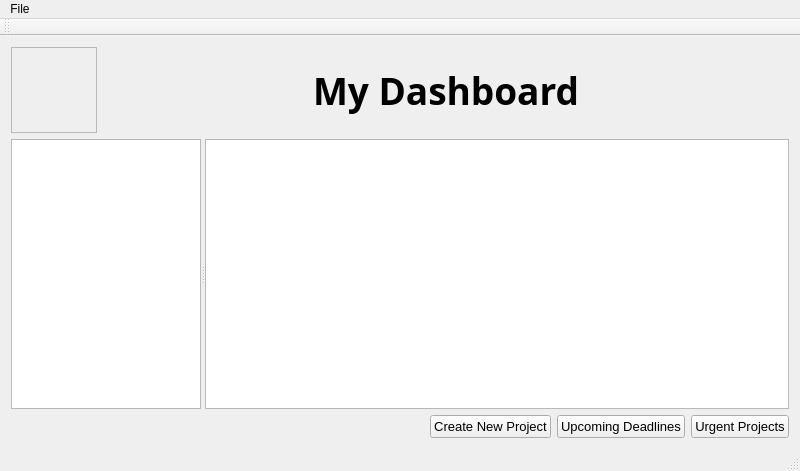
Qt form mainwindow.ui (fraydaz/TaskBadger) before a commit.
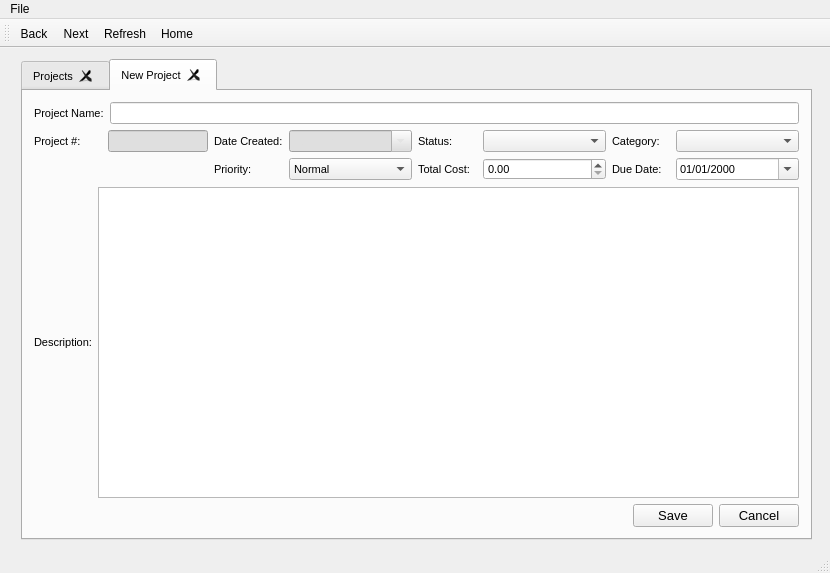
The same form after that commit. The open tabs and pages were chosen to show the change. Icons and pictures are not drawn.

Patch:
```diff
--- a/mainwindow.ui
+++ b/mainwindow.ui
@@ -6,8 +6,8 @@
    <rect>
     <x>0</x>
     <y>0</y>
-    <width>800</width>
-    <height>467</height>
+    <width>830</width>
+    <height>573</height>
    </rect>
   </property>
   <property name="windowTitle">
@@ -20,10 +20,14 @@
   <widget class="QWidget" name="centralWidget">
    <layout class="QVBoxLayout" name="verticalLayout">
     <item>
+     <widget class="QStackedWidget" name="stackedWidget">
+      <property name="currentIndex">
+       <number>1</number>
+      </property>
+      <widget class="QWidget" name="page">
+       <layout class="QVBoxLayout" name="verticalLayout_2">
+        <item>
      <layout class="QHBoxLayout" name="horizontalLayout">
-      <property name="sizeConstraint">
-       <enum>QLayout::SetMinAndMaxSize</enum>
-      </property>
       <item>
        <widget class="QFrame" name="frame">
         <property name="minimumSize">
@@ -50,7 +54,7 @@
        </widget>
       </item>
       <item>
-       <spacer name="horizontalSpacer">
+           <spacer name="horizontalSpacer_2">
         <property name="orientation">
          <enum>Qt::Horizontal</enum>
         </property>
@@ -78,7 +82,7 @@
        </widget>
       </item>
       <item>
-       <spacer name="horizontalSpacer_2">
+           <spacer name="horizontalSpacer_4">
         <property name="orientation">
          <enum>Qt::Horizontal</enum>
         </property>
@@ -115,7 +119,7 @@
        <property name="minimumSize">
         <size>
          <width>550</width>
-         <height>270</height>
+             <height>300</height>
         </size>
        </property>
       </widget>
@@ -197,6 +201,381 @@
     </item>
    </layout>
   </widget>
+      <widget class="QWidget" name="page_2">
+       <widget class="QTabWidget" name="tabWidget">
+        <property name="geometry">
+         <rect>
+          <x>10</x>
+          <y>0</y>
+          <width>791</width>
+          <height>481</height>
+         </rect>
+        </property>
+        <property name="font">
+         <font>
+          <pointsize>8</pointsize>
+          <weight>50</weight>
+          <bold>false</bold>
+         </font>
+        </property>
+        <property name="currentIndex">
+         <number>0</number>
+        </property>
+        <property name="tabsClosable">
+         <bool>true</bool>
+        </property>
+        <property name="movable">
+         <bool>true</bool>
+        </property>
+        <widget class="QWidget" name="projects_2">
+         <attribute name="title">
+          <string>Projects</string>
+         </attribute>
+         <layout class="QVBoxLayout" name="verticalLayout_5">
+          <item>
+           <widget class="QTableView" name="tableView_3"/>
+          </item>
+          <item>
+           <layout class="QHBoxLayout" name="horizontalLayout_5">
+            <item>
+             <spacer name="horizontalSpacer_7">
+              <property name="orientation">
+               <enum>Qt::Horizontal</enum>
+              </property>
+              <property name="sizeHint" stdset="0">
+               <size>
+                <width>40</width>
+                <height>20</height>
+               </size>
+              </property>
+             </spacer>
+            </item>
+            <item>
+             <widget class="QPushButton" name="editProj_2">
+              <property name="text">
+               <string>Edit</string>
+              </property>
+              <property name="icon">
+               <iconset resource="myres.qrc">
+                <normaloff>:/Images/icons8-edit-48.png</normaloff>:/Images/icons8-edit-48.png</iconset>
+              </property>
+             </widget>
+            </item>
+            <item>
+             <widget class="QPushButton" name="newProj_2">
+              <property name="text">
+               <string>New</string>
+              </property>
+              <property name="icon">
+               <iconset resource="myres.qrc">
+                <normaloff>:/Images/icons8-plus-48.png</normaloff>:/Images/icons8-plus-48.png</iconset>
+              </property>
+             </widget>
+            </item>
+            <item>
+             <widget class="QPushButton" name="deleteProj_2">
+              <property name="text">
+               <string>Delete</string>
+              </property>
+              <property name="icon">
+               <iconset resource="myres.qrc">
+                <normaloff>:/Images/icons8-close-window-48.png</normaloff>:/Images/icons8-close-window-48.png</iconset>
+              </property>
+             </widget>
+            </item>
+            <item>
+             <widget class="QPushButton" name="searchProj_2">
+              <property name="text">
+               <string>Search</string>
+              </property>
+              <property name="icon">
+               <iconset resource="myres.qrc">
+                <normaloff>:/Images/icons8-search-48.png</normaloff>:/Images/icons8-search-48.png</iconset>
+              </property>
+             </widget>
+            </item>
+           </layout>
+          </item>
+         </layout>
+        </widget>
+        <widget class="QWidget" name="newTab_2">
+         <attribute name="title">
+          <string>New Project</string>
+         </attribute>
+         <layout class="QVBoxLayout" name="verticalLayout_6">
+          <item>
+           <layout class="QHBoxLayout" name="horizontalLayout_9">
+            <item>
+             <widget class="QLabel" name="ProjName_2">
+              <property name="text">
+               <string>Project Name:</string>
+              </property>
+              <property name="buddy">
+               <cstring>name_2</cstring>
+              </property>
+             </widget>
+            </item>
+            <item>
+             <widget class="QLineEdit" name="name_2"/>
+            </item>
+           </layout>
+          </item>
+          <item>
+           <layout class="QFormLayout" name="formLayout_2">
+            <item row="0" column="0">
+             <layout class="QHBoxLayout" name="horizontalLayout_10">
+              <item>
+               <widget class="QLabel" name="ProjNum_2">
+                <property name="minimumSize">
+                 <size>
+                  <width>68</width>
+                  <height>0</height>
+                 </size>
+                </property>
+                <property name="text">
+                 <string>Project #:</string>
+                </property>
+                <property name="buddy">
+                 <cstring>num_2</cstring>
+                </property>
+               </widget>
+              </item>
+              <item>
+               <widget class="QLineEdit" name="num_2">
+                <property name="maximumSize">
+                 <size>
+                  <width>100</width>
+                  <height>16777215</height>
+                 </size>
+                </property>
+                <property name="styleSheet">
+                 <string notr="true">background-color: rgb(223, 223, 223);</string>
+                </property>
+                <property name="readOnly">
+                 <bool>true</bool>
+                </property>
+                <property name="clearButtonEnabled">
+                 <bool>false</bool>
+                </property>
+               </widget>
+              </item>
+             </layout>
+            </item>
+            <item row="0" column="1">
+             <layout class="QGridLayout" name="gridLayout_2">
+              <item row="2" column="1" colspan="2">
+               <widget class="QComboBox" name="priority_2">
+                <item>
+                 <property name="text">
+                  <string>Normal</string>
+                 </property>
+                </item>
+                <item>
+                 <property name="text">
+                  <string>High</string>
+                 </property>
+                </item>
+                <item>
+                 <property name="text">
+                  <string>Highest</string>
+                 </property>
+                </item>
+                <item>
+                 <property name="text">
+                  <string>Low</string>
+                 </property>
+                </item>
+                <item>
+                 <property name="text">
+                  <string>Lowest</string>
+                 </property>
+                </item>
+               </widget>
+              </item>
+              <item row="2" column="6">
+               <widget class="QLabel" name="ProjDue_2">
+                <property name="text">
+                 <string>Due Date:</string>
+                </property>
+                <property name="buddy">
+                 <cstring>due_2</cstring>
+                </property>
+               </widget>
+              </item>
+              <item row="2" column="7" colspan="2">
+               <widget class="QDateEdit" name="due_2">
+                <property name="displayFormat">
+                 <string>MM/dd/yyyy</string>
+                </property>
+                <property name="calendarPopup">
+                 <bool>true</bool>
+                </property>
+               </widget>
+              </item>
+              <item row="2" column="0">
+               <widget class="QLabel" name="ProjPriority_2">
+                <property name="text">
+                 <string>Priority:</string>
+                </property>
+                <property name="buddy">
+                 <cstring>priority_2</cstring>
+                </property>
+               </widget>
+              </item>
+              <item row="0" column="3">
+               <widget class="QLabel" name="ProjStatus_2">
+                <property name="text">
+                 <string>Status:</string>
+                </property>
+                <property name="buddy">
+                 <cstring>status_2</cstring>
+                </property>
+               </widget>
+              </item>
+              <item row="0" column="4" colspan="2">
+               <widget class="QComboBox" name="status_2"/>
+              </item>
+              <item row="0" column="6">
+               <widget class="QLabel" name="ProjCat_2">
+                <property name="text">
+                 <string>Category:</string>
+                </property>
+                <property name="buddy">
+                 <cstring>category_2</cstring>
+                </property>
+               </widget>
+              </item>
+              <item row="0" column="7" colspan="2">
+               <widget class="QComboBox" name="category_2"/>
+              </item>
+              <item row="2" column="3">
+               <widget class="QLabel" name="ProjCost_2">
+                <property name="text">
+                 <string>Total Cost:</string>
+                </property>
+                <property name="buddy">
+                 <cstring>cost_2</cstring>
+                </property>
+               </widget>
+              </item>
+              <item row="2" column="4" colspan="2">
+               <widget class="QDoubleSpinBox" name="cost_2">
+                <property name="maximum">
+                 <double>999999.989999999990687</double>
+                </property>
+               </widget>
+              </item>
+              <item row="0" column="0">
+               <widget class="QLabel" name="ProjDateCreate_2">
+                <property name="text">
+                 <string>Date Created:</string>
+                </property>
+                <property name="buddy">
+                 <cstring>created_2</cstring>
+                </property>
+               </widget>
+              </item>
+              <item row="0" column="1" colspan="2">
+               <widget class="QDateEdit" name="created_2">
+                <property name="maximumSize">
+                 <size>
+                  <width>16777215</width>
+                  <height>16777215</height>
+                 </size>
+                </property>
+                <property name="styleSheet">
+                 <string notr="true">background-color: rgb(223, 223, 223);
+color: rgb(223, 223, 223);</string>
+                </property>
+                <property name="readOnly">
+                 <bool>true</bool>
+                </property>
+                <property name="displayFormat">
+                 <string>MM/dd/yyyy</string>
+                </property>
+                <property name="calendarPopup">
+                 <bool>true</bool>
+                </property>
+               </widget>
+              </item>
+             </layout>
+            </item>
+           </layout>
+          </item>
+          <item>
+           <layout class="QHBoxLayout" name="horizontalLayout_11">
+            <item>
+             <widget class="QLabel" name="label_10">
+              <property name="text">
+               <string>Description:</string>
+              </property>
+              <property name="buddy">
+               <cstring>description_2</cstring>
+              </property>
+             </widget>
+            </item>
+            <item>
+             <widget class="QTextEdit" name="description_2"/>
+            </item>
+           </layout>
+          </item>
+          <item>
+           <layout class="QHBoxLayout" name="horizontalLayout_12">
+            <item>
+             <spacer name="horizontalSpacer_8">
+              <property name="orientation">
+               <enum>Qt::Horizontal</enum>
+              </property>
+              <property name="sizeHint" stdset="0">
+               <size>
+                <width>40</width>
+                <height>20</height>
+               </size>
+              </property>
+             </spacer>
+            </item>
+            <item>
+             <widget class="QPushButton" name="ProjSave_3">
+              <property name="font">
+               <font>
+                <pointsize>10</pointsize>
+               </font>
+              </property>
+              <property name="text">
+               <string>Save</string>
+              </property>
+              <property name="icon">
+               <iconset resource="myres.qrc">
+                <normaloff>:/Images/icons8-save-all-48.png</normaloff>:/Images/icons8-save-all-48.png</iconset>
+              </property>
+             </widget>
+            </item>
+            <item>
+             <widget class="QPushButton" name="ProjCancel_3">
+              <property name="font">
+               <font>
+                <pointsize>10</pointsize>
+               </font>
+              </property>
+              <property name="text">
+               <string>Cancel</string>
+              </property>
+              <property name="icon">
+               <iconset resource="myres.qrc">
+                <normaloff>:/Images/icons8-close-window-48.png</normaloff>:/Images/icons8-close-window-48.png</iconset>
+              </property>
+             </widget>
+            </item>
+           </layout>
+          </item>
+         </layout>
+        </widget>
+       </widget>
+      </widget>
+     </widget>
+    </item>
+   </layout>
+  </widget>
   <widget class="QStatusBar" name="statusBar"/>
   <widget class="QToolBar" name="mainToolBar">
    <attribute name="toolBarArea">
@@ -205,13 +584,17 @@
    <attribute name="toolBarBreak">
     <bool>false</bool>
    </attribute>
+   <addaction name="actionBack"/>
+   <addaction name="actionNext"/>
+   <addaction name="actionRefresh"/>
+   <addaction name="actionHome"/>
   </widget>
   <widget class="QMenuBar" name="menuBar">
    <property name="geometry">
     <rect>
      <x>0</x>
      <y>0</y>
-     <width>800</width>
+     <width>830</width>
      <height>21</height>
     </rect>
    </property>
@@ -240,6 +623,45 @@
     <string>Save</string>
    </property>
   </action>
+  <action name="actionBack">
+   <property name="icon">
+    <iconset resource="myres.qrc">
+     <normaloff>:/Images/icons8-left-24.png</normaloff>:/Images/icons8-left-24.png</iconset>
+   </property>
+   <property name="text">
+    <string>Back</string>
+   </property>
+  </action>
+  <action name="actionNext">
+   <property name="icon">
+    <iconset resource="myres.qrc">
+     <normaloff>:/Images/icons8-right-24.png</normaloff>
+     <normalon>:/Images/icons8-right-48.png</normalon>:/Images/icons8-right-24.png</iconset>
+   </property>
+   <property name="text">
+    <string>Next</string>
+   </property>
+  </action>
+  <action name="actionRefresh">
+   <property name="icon">
+    <iconset>
+     <normalon>:/Images/icons8-available-updates-24.png</normalon>
+    </iconset>
+   </property>
+   <property name="text">
+    <string>Refresh</string>
+   </property>
+  </action>
+  <action name="actionHome">
+   <property name="icon">
+    <iconset>
+     <normalon>:/Images/icons8-home-24.png</normalon>
+    </iconset>
+   </property>
+   <property name="text">
+    <string>Home</string>
+   </property>
+  </action>
  </widget>
  <layoutdefault spacing="6" margin="11"/>
  <resources>
```
Left out of the diff: 24 changed lines with no effect on the pictures. Lines whose indentation alone changed are shown as unchanged.
